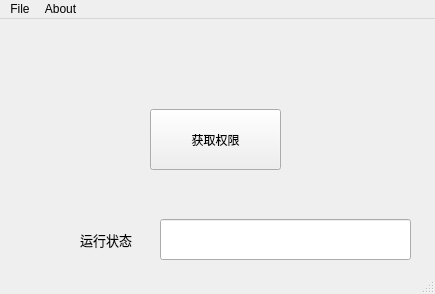
The window that mainwindow.ui (6uolong/SysTokenTheft) describes before a commit, drawn with Qt 5.
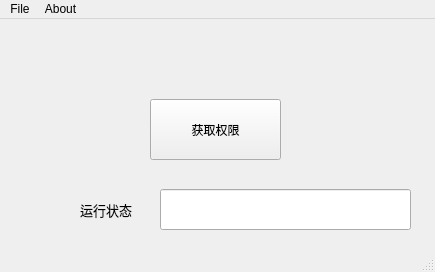
The same window after the commit.

What changed in the file:
```diff
--- a/mainwindow.ui
+++ b/mainwindow.ui
@@ -7,7 +7,7 @@
     <x>0</x>
     <y>0</y>
     <width>435</width>
-    <height>294</height>
+    <height>272</height>
    </rect>
   </property>
   <property name="windowTitle">
@@ -18,7 +18,7 @@
     <property name="geometry">
      <rect>
       <x>150</x>
-      <y>90</y>
+      <y>80</y>
       <width>131</width>
       <height>61</height>
      </rect>
@@ -31,7 +31,7 @@
     <property name="geometry">
      <rect>
       <x>160</x>
-      <y>200</y>
+      <y>170</y>
       <width>251</width>
       <height>41</height>
      </rect>
@@ -41,7 +41,7 @@
     <property name="geometry">
      <rect>
       <x>80</x>
-      <y>200</y>
+      <y>170</y>
       <width>71</width>
       <height>41</height>
      </rect>
```
